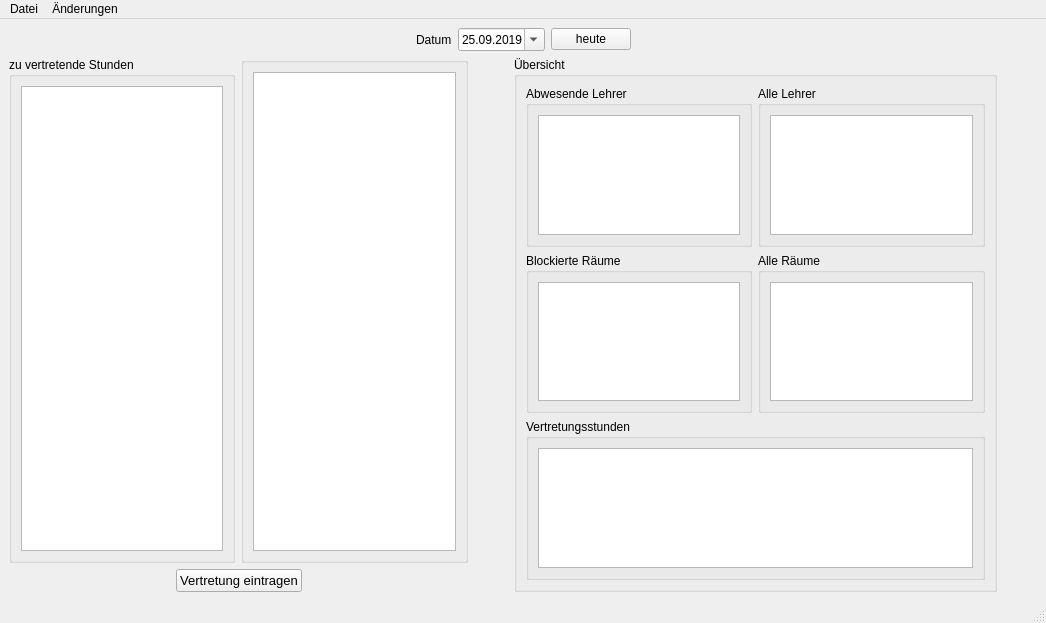
LordMuetze/InformatikVertretungsplan, file GUI/mainWindow.ui: the form before one commit.
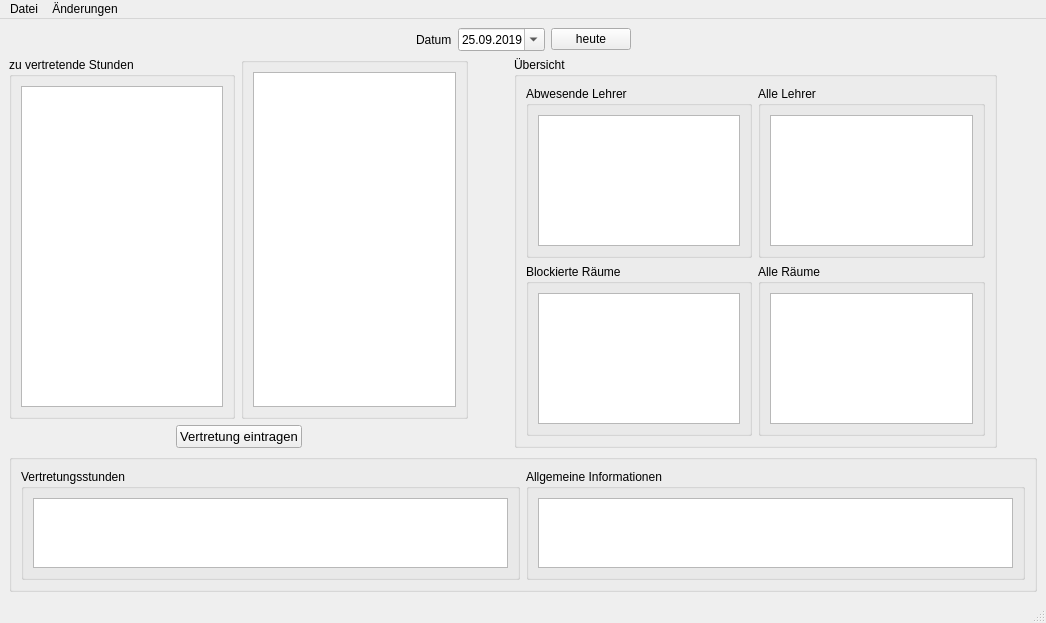
The form after the commit.

Commit message: ADD: QTextEdit for allgemeineInfos ADD: Menu item for exporting to PDF FIX: different EditTriggers

```diff
--- a/GUI/mainWindow.ui
+++ b/GUI/mainWindow.ui
@@ -186,6 +186,9 @@
                  <property name="contextMenuPolicy">
                   <enum>Qt::ActionsContextMenu</enum>
                  </property>
+                 <property name="editTriggers">
+                  <set>QAbstractItemView::NoEditTriggers</set>
+                 </property>
                  <property name="selectionMode">
                   <enum>QAbstractItemView::SingleSelection</enum>
                  </property>
@@ -471,6 +474,39 @@
            </item>
           </layout>
          </item>
+        </layout>
+       </widget>
+      </item>
+      <item>
+       <spacer name="horizontalSpacer_5">
+        <property name="orientation">
+         <enum>Qt::Horizontal</enum>
+        </property>
+        <property name="sizeType">
+         <enum>QSizePolicy::Minimum</enum>
+        </property>
+        <property name="sizeHint" stdset="0">
+         <size>
+          <width>40</width>
+          <height>20</height>
+         </size>
+        </property>
+       </spacer>
+      </item>
+     </layout>
+    </item>
+    <item>
+     <widget class="QGroupBox" name="groupBox">
+      <property name="sizePolicy">
+       <sizepolicy hsizetype="Preferred" vsizetype="Maximum">
+        <horstretch>0</horstretch>
+        <verstretch>0</verstretch>
+       </sizepolicy>
+      </property>
+      <property name="title">
+       <string/>
+      </property>
+      <layout class="QHBoxLayout" name="horizontalLayout_7">
          <item>
           <widget class="QGroupBox" name="gb_Vertretungstunden">
            <property name="title">
@@ -482,6 +518,9 @@
               <property name="contextMenuPolicy">
                <enum>Qt::ActionsContextMenu</enum>
               </property>
+            <property name="editTriggers">
+             <set>QAbstractItemView::NoEditTriggers</set>
+            </property>
               <property name="selectionMode">
                <enum>QAbstractItemView::SingleSelection</enum>
               </property>
@@ -499,26 +538,30 @@
            </layout>
           </widget>
          </item>
-        </layout>
-       </widget>
-      </item>
       <item>
-       <spacer name="horizontalSpacer_5">
-        <property name="orientation">
-         <enum>Qt::Horizontal</enum>
-        </property>
-        <property name="sizeType">
-         <enum>QSizePolicy::Minimum</enum>
-        </property>
-        <property name="sizeHint" stdset="0">
-         <size>
-          <width>40</width>
-          <height>20</height>
-         </size>
-        </property>
-       </spacer>
-      </item>
-     </layout>
+        <widget class="QGroupBox" name="gb_allgInfos">
+         <property name="sizePolicy">
+          <sizepolicy hsizetype="Preferred" vsizetype="Preferred">
+           <horstretch>0</horstretch>
+           <verstretch>0</verstretch>
+          </sizepolicy>
+         </property>
+         <property name="title">
+          <string>Allgemeine Informationen</string>
+         </property>
+         <layout class="QHBoxLayout" name="horizontalLayout_5">
+          <item>
+           <widget class="QTextEdit" name="te_allgInfos">
+            <property name="readOnly">
+             <bool>true</bool>
+            </property>
+           </widget>
+          </item>
+         </layout>
+        </widget>
+       </item>
+      </layout>
+     </widget>
     </item>
    </layout>
   </widget>
@@ -540,6 +583,8 @@
     <addaction name="actionSpeichern_unter"/>
     <addaction name="separator"/>
     <addaction name="actionImportieren"/>
+    <addaction name="separator"/>
+    <addaction name="actionPDF_exportieren"/>
    </widget>
    <widget class="QMenu" name="menuAenderungen">
     <property name="title">
@@ -600,6 +645,14 @@
     <string>Ctrl+Shift+S</string>
    </property>
   </action>
+  <action name="actionPDF_exportieren">
+   <property name="text">
+    <string>PDF exportieren</string>
+   </property>
+   <property name="shortcut">
+    <string>Ctrl+E</string>
+   </property>
+  </action>
  </widget>
  <resources/>
  <connections/>
```
Lines whose indentation alone changed are shown as unchanged.
